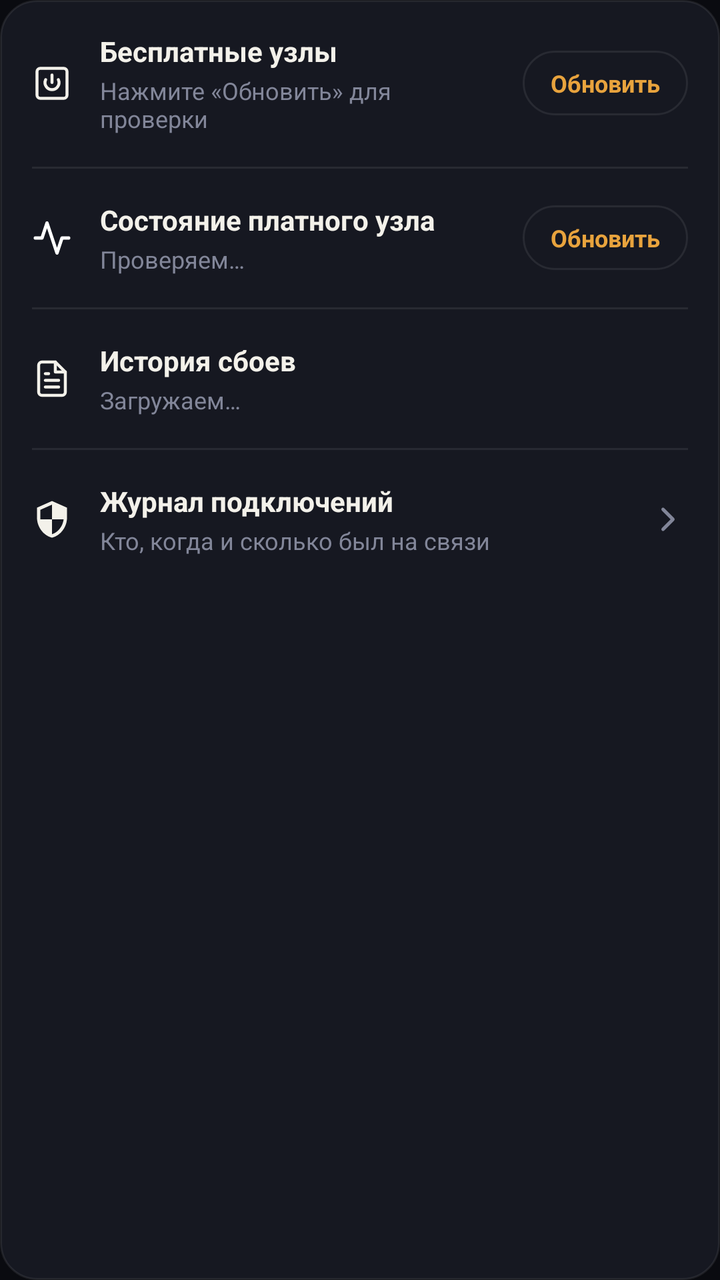
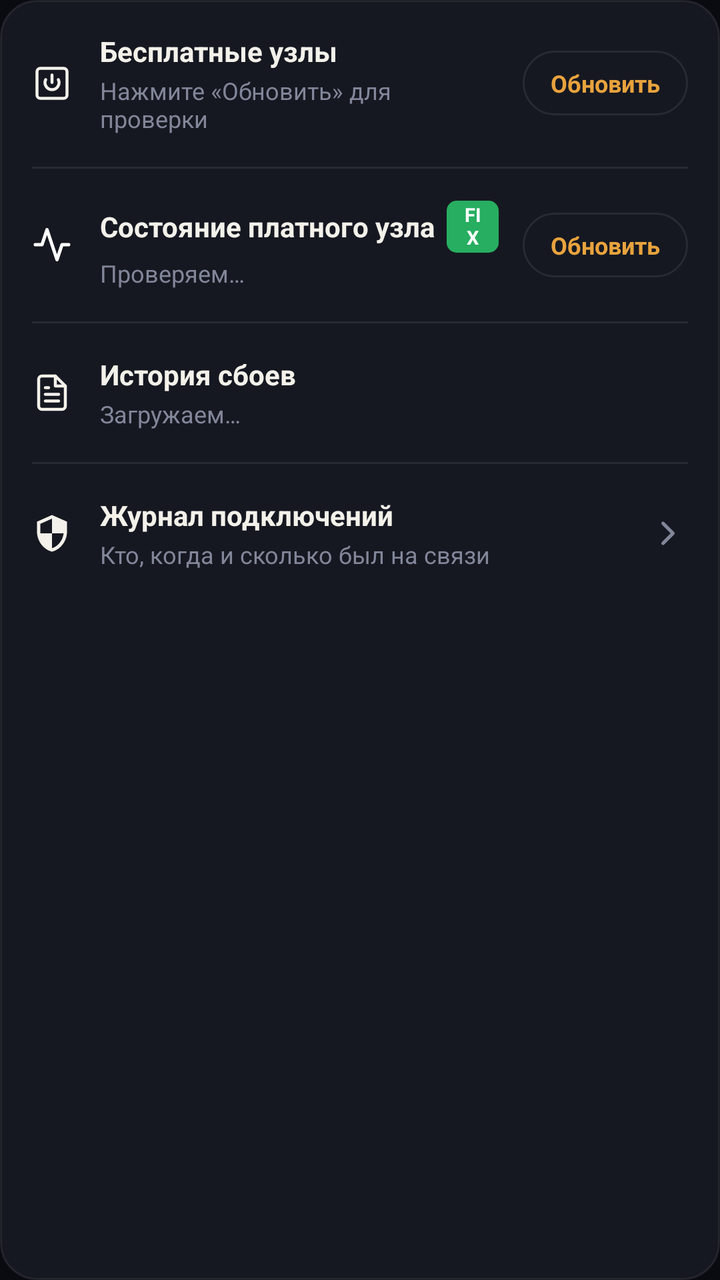

Compare the two renders of this Android layout. The source of the first and the diff that turns it into the second are given below.
<!-- AndroidManifest.xml: application theme Theme.Mirage -->
<!-- res/layout/card_node_status.xml -->
<?xml version="1.0" encoding="utf-8"?>
<LinearLayout xmlns:android="http://schemas.android.com/apk/res/android"
    android:id="@+id/cardNodeStatus"
    android:layout_width="match_parent"
    android:layout_height="wrap_content"
    android:layout_marginStart="20dp"
    android:layout_marginEnd="20dp"
    android:layout_marginBottom="12dp"
    android:background="?attr/mirageCardBg"
    android:orientation="vertical">

    <LinearLayout
        android:id="@+id/rowFreeNodes"
        android:layout_width="match_parent"
        android:layout_height="wrap_content"
        android:gravity="center_vertical"
        android:orientation="horizontal"
        android:padding="16dp">

        <ImageView
            android:id="@+id/ivFreeNodesIcon"
            android:layout_width="20dp"
            android:layout_height="20dp"
            android:layout_marginEnd="14dp"
            android:contentDescription="@null"
            android:src="@drawable/ic_tile" />

        <LinearLayout
            android:layout_width="0dp"
            android:layout_height="wrap_content"
            android:layout_weight="1"
            android:orientation="vertical">

            <TextView
                android:id="@+id/tvFreeNodesTitle"
                android:layout_width="wrap_content"
                android:layout_height="wrap_content"
                android:text="@string/free_nodes_title"
                android:textColor="@color/ink"
                android:textSize="14sp"
                android:textStyle="bold" />

            <TextView
                android:id="@+id/tvFreeNodesState"
                android:layout_width="wrap_content"
                android:layout_height="wrap_content"
                android:layout_marginTop="2dp"
                android:text="@string/free_nodes_tap_to_check"
                android:textColor="@color/ink_faint"
                android:textSize="12sp" />
        </LinearLayout>

        <TextView
            android:id="@+id/tvFreeNodesAction"
            android:layout_width="wrap_content"
            android:layout_height="wrap_content"
            android:layout_marginStart="12dp"
            android:background="?attr/miragePillBg"
            android:clickable="true"
            android:focusable="true"
            android:paddingStart="14dp"
            android:paddingTop="8dp"
            android:paddingEnd="14dp"
            android:paddingBottom="8dp"
            android:text="@string/node_status_refresh"
            android:textColor="@color/accent"
            android:textSize="12sp"
            android:textStyle="bold" />
    </LinearLayout>

    <View
        android:layout_width="match_parent"
        android:layout_height="1dp"
        android:layout_marginStart="16dp"
        android:layout_marginEnd="16dp"
        android:background="@color/card_stroke" />

    <LinearLayout
        android:id="@+id/rowPaidNode"
        android:layout_width="match_parent"
        android:layout_height="wrap_content"
        android:gravity="center_vertical"
        android:orientation="horizontal"
        android:padding="16dp">

        <ImageView
            android:id="@+id/ivNodeStatusIcon"
            android:layout_width="20dp"
            android:layout_height="20dp"
            android:layout_marginEnd="14dp"
            android:contentDescription="@null"
            android:src="@drawable/ic_pulse" />

        <LinearLayout
            android:layout_width="0dp"
            android:layout_height="wrap_content"
            android:layout_weight="1"
            android:orientation="vertical">

            <TextView
                android:id="@+id/tvNodeStatusTitle"
                android:layout_width="wrap_content"
                android:layout_height="wrap_content"
                android:text="@string/node_status_title"
                android:textColor="@color/ink"
                android:textSize="14sp"
                android:textStyle="bold" />

            <TextView
                android:id="@+id/tvNodeStatusState"
                android:layout_width="wrap_content"
                android:layout_height="wrap_content"
                android:layout_marginTop="2dp"
                android:text="@string/node_status_checking"
                android:textColor="@color/ink_faint"
                android:textSize="12sp" />
        </LinearLayout>

        <TextView
            android:id="@+id/tvNodeStatusAction"
            android:layout_width="wrap_content"
            android:layout_height="wrap_content"
            android:layout_marginStart="12dp"
            android:background="?attr/miragePillBg"
            android:clickable="true"
            android:focusable="true"
            android:paddingStart="14dp"
            android:paddingTop="8dp"
            android:paddingEnd="14dp"
            android:paddingBottom="8dp"
            android:text="@string/node_status_refresh"
            android:textColor="@color/accent"
            android:textSize="12sp"
            android:textStyle="bold" />
    </LinearLayout>

    <View
        android:layout_width="match_parent"
        android:layout_height="1dp"
        android:layout_marginStart="16dp"
        android:layout_marginEnd="16dp"
        android:background="@color/card_stroke" />

    <LinearLayout
        android:id="@+id/rowNodeHistory"
        android:layout_width="match_parent"
        android:layout_height="wrap_content"
        android:background="@android:color/transparent"
        android:clickable="true"
        android:focusable="true"
        android:gravity="center_vertical"
        android:orientation="horizontal"
        android:padding="16dp">

        <ImageView
            android:id="@+id/ivNodeHistoryIcon"
            android:layout_width="20dp"
            android:layout_height="20dp"
            android:layout_marginEnd="14dp"
            android:contentDescription="@null"
            android:src="@drawable/ic_file_text" />

        <LinearLayout
            android:layout_width="0dp"
            android:layout_height="wrap_content"
            android:layout_weight="1"
            android:orientation="vertical">

            <TextView
                android:id="@+id/tvNodeHistoryTitle"
                android:layout_width="wrap_content"
                android:layout_height="wrap_content"
                android:text="@string/node_history_title"
                android:textColor="@color/ink"
                android:textSize="14sp"
                android:textStyle="bold" />

            <TextView
                android:id="@+id/tvNodeHistory"
                android:layout_width="wrap_content"
                android:layout_height="wrap_content"
                android:layout_marginTop="2dp"
                android:text="@string/node_history_checking"
                android:textColor="@color/ink_faint"
                android:textSize="12sp" />
        </LinearLayout>
    </LinearLayout>

    <View
        android:layout_width="match_parent"
        android:layout_height="1dp"
        android:layout_marginStart="16dp"
        android:layout_marginEnd="16dp"
        android:background="@color/card_stroke" />

    <LinearLayout
        android:id="@+id/rowSessionHistory"
        android:layout_width="match_parent"
        android:layout_height="wrap_content"
        android:background="@android:color/transparent"
        android:clickable="true"
        android:focusable="true"
        android:gravity="center_vertical"
        android:orientation="horizontal"
        android:padding="16dp">

        <ImageView
            android:id="@+id/ivSessionHistoryIcon"
            android:layout_width="20dp"
            android:layout_height="20dp"
            android:layout_marginEnd="14dp"
            android:contentDescription="@null"
            android:src="@drawable/ic_vpn_stat" />

        <LinearLayout
            android:layout_width="0dp"
            android:layout_height="wrap_content"
            android:layout_weight="1"
            android:orientation="vertical">

            <TextView
                android:id="@+id/tvSessionHistoryTitle"
                android:layout_width="wrap_content"
                android:layout_height="wrap_content"
                android:text="@string/session_history_title"
                android:textColor="@color/ink"
                android:textSize="14sp"
                android:textStyle="bold" />

            <TextView
                android:id="@+id/tvSessionHistoryDesc"
                android:layout_width="wrap_content"
                android:layout_height="wrap_content"
                android:layout_marginTop="2dp"
                android:text="@string/session_history_hint"
                android:textColor="@color/ink_faint"
                android:textSize="12sp" />
        </LinearLayout>

        <ImageView
            android:layout_width="20dp"
            android:layout_height="20dp"
            android:src="@drawable/ic_chevron_right"
            android:contentDescription="@null" />
    </LinearLayout>
</LinearLayout>
<!-- resources referenced by this layout -->
<resources>
  <color name="accent">#E8A33D</color>
  <color name="card_stroke">#14FFFFFF</color>
  <color name="ink">#F3F1EA</color>
  <color name="ink_faint">#828699</color>
  <!-- drawable ic_chevron_right (drawable) -->
  <vector xmlns:android="http://schemas.android.com/apk/res/android"
      android:width="20dp"
      android:height="20dp"
      android:viewportWidth="24"
      android:viewportHeight="24">
      <path
          android:strokeColor="@color/ink_faint"
          android:strokeWidth="2"
          android:strokeLineCap="round"
          android:strokeLineJoin="round"
          android:pathData="M9,18l6,-6l-6,-6" />
  </vector>
  <!-- drawable ic_vpn_stat (drawable) -->
  <vector xmlns:android="http://schemas.android.com/apk/res/android"
      android:width="24dp"
      android:height="24dp"
      android:viewportWidth="24"
      android:viewportHeight="24">
      <path
          android:fillColor="@color/ink"
          android:pathData="M12,1L3,5v6c0,5.55 3.84,10.74 9,12c5.16,-1.26 9,-6.45 9,-12V5L12,1zM12,11.99h7c-0.53,4.12 -3.28,7.79 -7,8.94V12H5V6.3l7,-3.11v8.8z"/>
  </vector>
  <string name="free_nodes_tap_to_check">Нажмите «Обновить» для проверки</string>
  <string name="free_nodes_title">Бесплатные узлы</string>
  <string name="node_history_checking">Загружаем…</string>
  <string name="node_history_title">История сбоев</string>
  <string name="node_status_checking">Проверяем…</string>
  <string name="node_status_refresh">Обновить</string>
  <string name="node_status_title">Состояние платного узла</string>
  <string name="session_history_hint">Кто, когда и сколько был на связи</string>
  <string name="session_history_title">Журнал подключений</string>
  <color name="bg">#0A0B10</color>
  <color name="amber">#E8A33D</color>
  <color name="amber_deep">#C9722A</color>
  <color name="card">#161821</color>
  <!-- drawable bg_card (drawable) -->
  <?xml version="1.0" encoding="utf-8"?>
  <shape xmlns:android="http://schemas.android.com/apk/res/android"
      android:shape="rectangle">
      <corners android:radius="18dp" />
      <solid android:color="@color/card" />
      <stroke
          android:width="1dp"
          android:color="@color/card_stroke" />
  </shape>
  <!-- drawable bg_pill (drawable) -->
  <?xml version="1.0" encoding="utf-8"?>
  <shape xmlns:android="http://schemas.android.com/apk/res/android"
      android:shape="rectangle">
      <corners android:radius="30dp" />
      <solid android:color="@color/card" />
      <stroke
          android:width="1dp"
          android:color="@color/card_stroke" />
  </shape>
  <!-- drawable bg_chip (drawable) -->
  <?xml version="1.0" encoding="utf-8"?>
  <shape xmlns:android="http://schemas.android.com/apk/res/android"
      android:shape="rectangle">
      <corners android:radius="14dp" />
      <solid android:color="@color/card" />
      <stroke
          android:width="1.5dp"
          android:color="@color/card_stroke" />
  </shape>
  <!-- drawable bg_icon_btn (drawable) -->
  <?xml version="1.0" encoding="utf-8"?>
  <shape xmlns:android="http://schemas.android.com/apk/res/android"
      android:shape="rectangle">
      <corners android:radius="12dp" />
      <solid android:color="@color/card" />
      <stroke
          android:width="1dp"
          android:color="@color/card_stroke" />
  </shape>
  <!-- drawable bg_connect_btn (drawable) -->
  <?xml version="1.0" encoding="utf-8"?>
  <shape xmlns:android="http://schemas.android.com/apk/res/android"
      android:shape="oval">
      <gradient
          android:type="radial"
          android:gradientRadius="100dp"
          android:centerX="0.38"
          android:centerY="0.32"
          android:startColor="@color/amber_light"
          android:centerColor="@color/amber"
          android:endColor="@color/amber_deep" />
  </shape>
  <color name="amber_light">#F3B65C</color>
  <!-- unchanged entries left out for length: 4 -->
</resources>

<!-- the commit's change to res/layout/card_node_status.xml (unified diff, before → after) -->
@@ -97,14 +97,38 @@
             android:layout_weight="1"
             android:orientation="vertical">
 
-            <TextView
-                android:id="@+id/tvNodeStatusTitle"
-                android:layout_width="wrap_content"
-                android:layout_height="wrap_content"
-                android:text="@string/node_status_title"
-                android:textColor="@color/ink"
-                android:textSize="14sp"
-                android:textStyle="bold" />
+            <LinearLayout
+                android:layout_width="wrap_content"
+                android:layout_height="wrap_content"
+                android:gravity="center_vertical"
+                android:orientation="horizontal">
+
+                <TextView
+                    android:id="@+id/tvNodeStatusTitle"
+                    android:layout_width="wrap_content"
+                    android:layout_height="wrap_content"
+                    android:text="@string/node_status_title"
+                    android:textColor="@color/ink"
+                    android:textSize="14sp"
+                    android:textStyle="bold" />
+
+                <TextView
+                    android:id="@+id/badgeNodeStatusFix"
+                    android:layout_width="wrap_content"
+                    android:layout_height="wrap_content"
+                    android:layout_marginStart="6dp"
+                    android:background="@drawable/bg_badge_pill_fix"
+                    android:gravity="center"
+                    android:includeFontPadding="false"
+                    android:paddingStart="6dp"
+                    android:paddingTop="1.5dp"
+                    android:paddingEnd="6dp"
+                    android:paddingBottom="1.5dp"
+                    android:text="FIX"
+                    android:textColor="#FFFFFF"
+                    android:textSize="9.5sp"
+                    android:textStyle="bold" />
+            </LinearLayout>
 
             <TextView
                 android:id="@+id/tvNodeStatusState"
<!-- resource entries referenced after the edit -->
@@ -4,6 +4,13 @@
   <color name="card_stroke">#14FFFFFF</color>
   <color name="ink">#F3F1EA</color>
   <color name="ink_faint">#828699</color>
+  <!-- drawable bg_badge_pill_fix (drawable) -->
+  <?xml version="1.0" encoding="utf-8"?>
+  <shape xmlns:android="http://schemas.android.com/apk/res/android"
+      android:shape="rectangle">
+      <corners android:radius="5dp" />
+      <solid android:color="#27AE60" />
+  </shape>
   <!-- drawable ic_chevron_right (drawable) -->
   <vector xmlns:android="http://schemas.android.com/apk/res/android"
       android:width="20dp"
